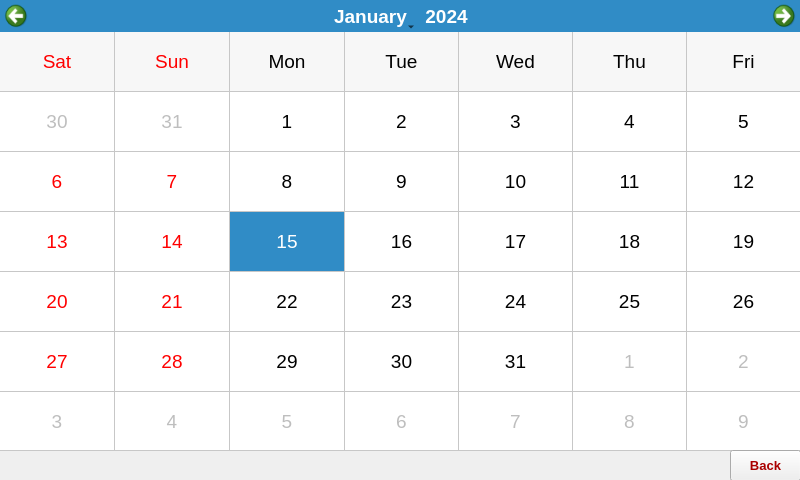
Above: RPI/GUI/UI/Calendar.ui from YehiaEhab16/FOTA_Graduation-Project-2022 before the change. Below: the same form after it.
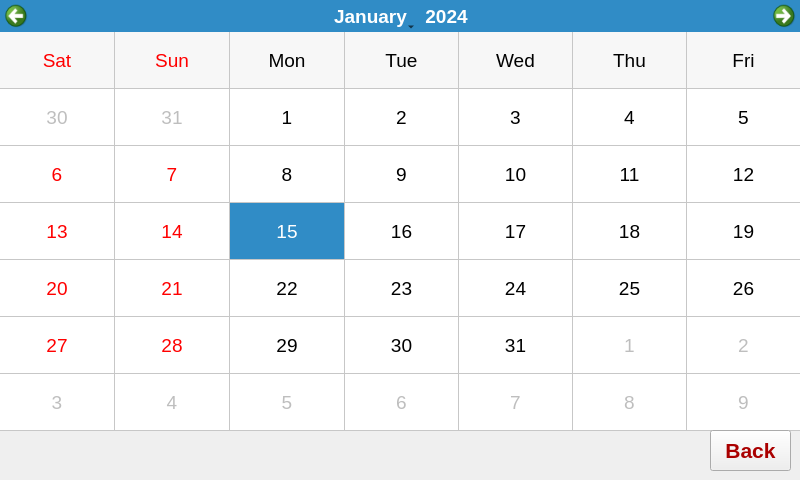
That is the form after the change. Icons and pictures are not drawn.

What changed in the file:
```diff
--- a/RPI/GUI/UI/Calendar.ui
+++ b/RPI/GUI/UI/Calendar.ui
@@ -1262,7 +1262,7 @@
      <x>0</x>
      <y>0</y>
      <width>801</width>
-     <height>451</height>
+     <height>431</height>
     </rect>
    </property>
    <property name="font">
@@ -1288,15 +1288,16 @@
   <widget class="QPushButton" name="back">
    <property name="geometry">
     <rect>
-     <x>730</x>
-     <y>450</y>
-     <width>71</width>
-     <height>31</height>
+     <x>710</x>
+     <y>430</y>
+     <width>81</width>
+     <height>41</height>
     </rect>
    </property>
    <property name="font">
     <font>
-     <pointsize>10</pointsize>
+     <pointsize>16</pointsize>
+     <weight>75</weight>
      <bold>true</bold>
     </font>
    </property>
```
